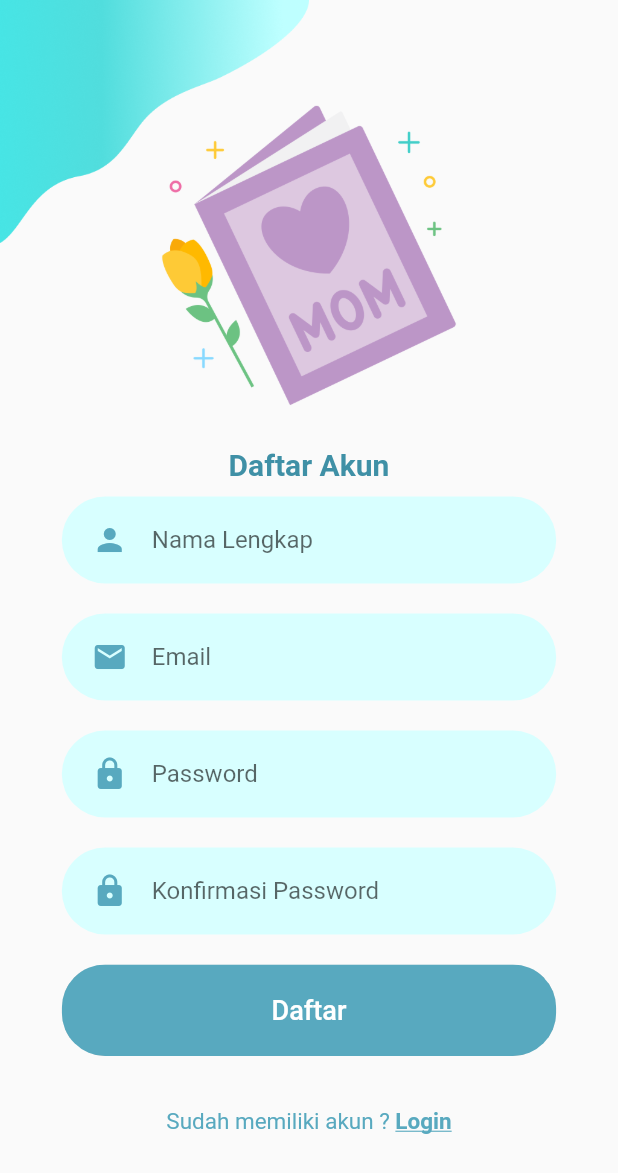
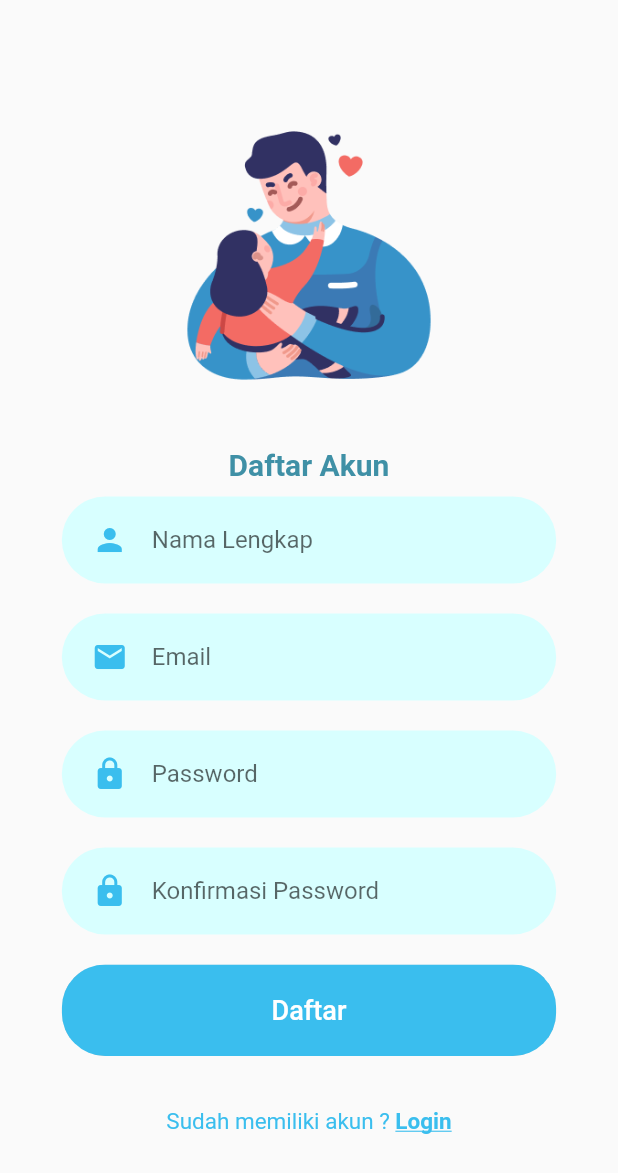
Before and after one commit to rafifzhafir/HealtyBaby, a Flutter app: the screen it shows after launch, after a tap on "Daftar disini", on a phone screen of 412 x 824 dp. Shown: the top 1173 px of the screen. Run offline on Flutter 3.47's test engine with Material 2 defaults, Android fonts, the light colour scheme and no system bars; our stand-ins replace dio, flutter_typeahead, loading_animation_widget, shared_preferences, sqflite; accounts and stored records are empty; network calls fail.

Commit message:
first commit

```diff
--- a/lib/screen/Bayi/bayi_page.dart
+++ b/lib/screen/Bayi/bayi_page.dart
@@ -11,7 +11,7 @@ class BayiPage extends StatelessWidget {
   Widget build(BuildContext context) {
     return Scaffold(
       appBar: const AppBarCustom(
-        title: "Data Bayimu",
+        title: "Data Si Kecil",
         page: "/home",
       ),
       body: const Center(
--- a/lib/screen/Login/components/background.dart
+++ b/lib/screen/Login/components/background.dart
@@ -13,22 +13,6 @@ class Background extends StatelessWidget {
       child: Stack(
         alignment: Alignment.center,
         children: <Widget>[
-          Positioned(
-            top: 0,
-            left: 0,
-            child: Image.asset(
-              "assets/images/login_top.png",
-              width: size.width * 0.35,
-            ),
-          ),
-          Positioned(
-            bottom: 0,
-            right: 0,
-            child: Image.asset(
-              "assets/images/login_bottom.png",
-              width: size.width * 0.4,
-            ),
-          ),
           child,
         ],
       ),
--- a/lib/screen/Register/components/background.dart
+++ b/lib/screen/Register/components/background.dart
@@ -10,18 +10,9 @@ class Background extends StatelessWidget {
     return SizedBox(
       height: size.height,
       width: double.infinity,
-      // Here i can use size.width but use double.infinity because both work as a same
       child: Stack(
         alignment: Alignment.center,
         children: <Widget>[
-          Positioned(
-            top: 0,
-            left: 0,
-            child: Image.asset(
-              "assets/images/register_top.png",
-              width: size.width * 0.5,
-            ),
-          ),
           child,
         ],
       ),
--- a/lib/screen/Register/components/body.dart
+++ b/lib/screen/Register/components/body.dart
@@ -78,7 +78,7 @@ class _BodyState extends State<Body> {
             mainAxisAlignment: MainAxisAlignment.center,
             children: <Widget>[
               Image.asset(
-                "assets/images/register.png",
+                "assets/images/login.png",
                 height: size.height * 0.25,
               ),
               SizedBox(height: size.height * 0.03),
--- a/lib/screen/constants/color.dart
+++ b/lib/screen/constants/color.dart
@@ -1,4 +1,4 @@
 import 'package:flutter/material.dart';
 
-const kPrimaryColor = Color(0xFF58A9BF);
+const kPrimaryColor = Color.fromARGB(255, 58, 190, 238);
 const kPrimaryLightColor = Color(0xFFD8FFFF);
--- a/lib/screen/info_imunisasi/detail_page.dart
+++ b/lib/screen/info_imunisasi/detail_page.dart
@@ -15,7 +15,7 @@ class DetailPage extends StatelessWidget {
     Size size = MediaQuery.of(context).size;
     return Scaffold(
       appBar: const AppBarCustom(
-        title: "Detail Penjelasan",
+        title: "Detail",
         page: "/info",
       ),
       body: SafeArea(
```
Also changed, not shown: lib/screen/Home/home.dart (+13 -12 lines), assets/icons/immunity.png, assets/icons/info.png, assets/icons/logo_apps.png, assets/images/login_bottom.png (deleted), assets/images/login_top.png (deleted), assets/images/register.png (deleted), assets/images/register_top.png (deleted), assets/images/tumbuh.png (added).
